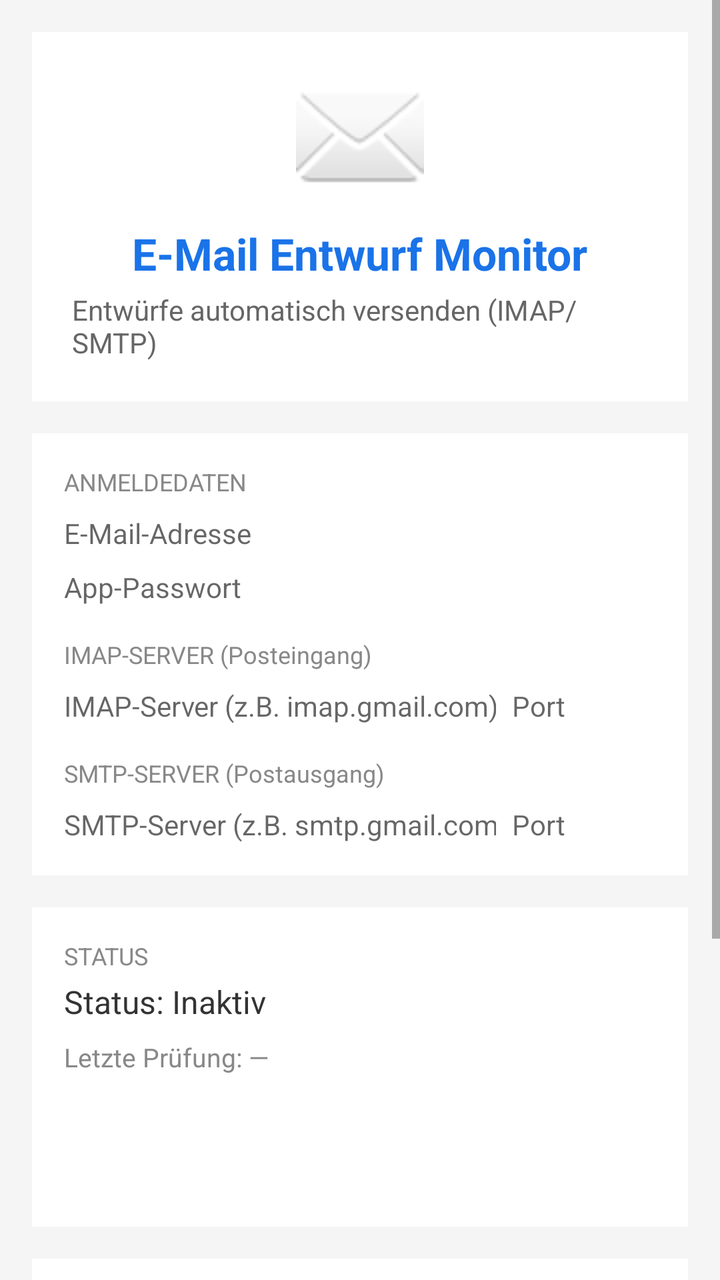
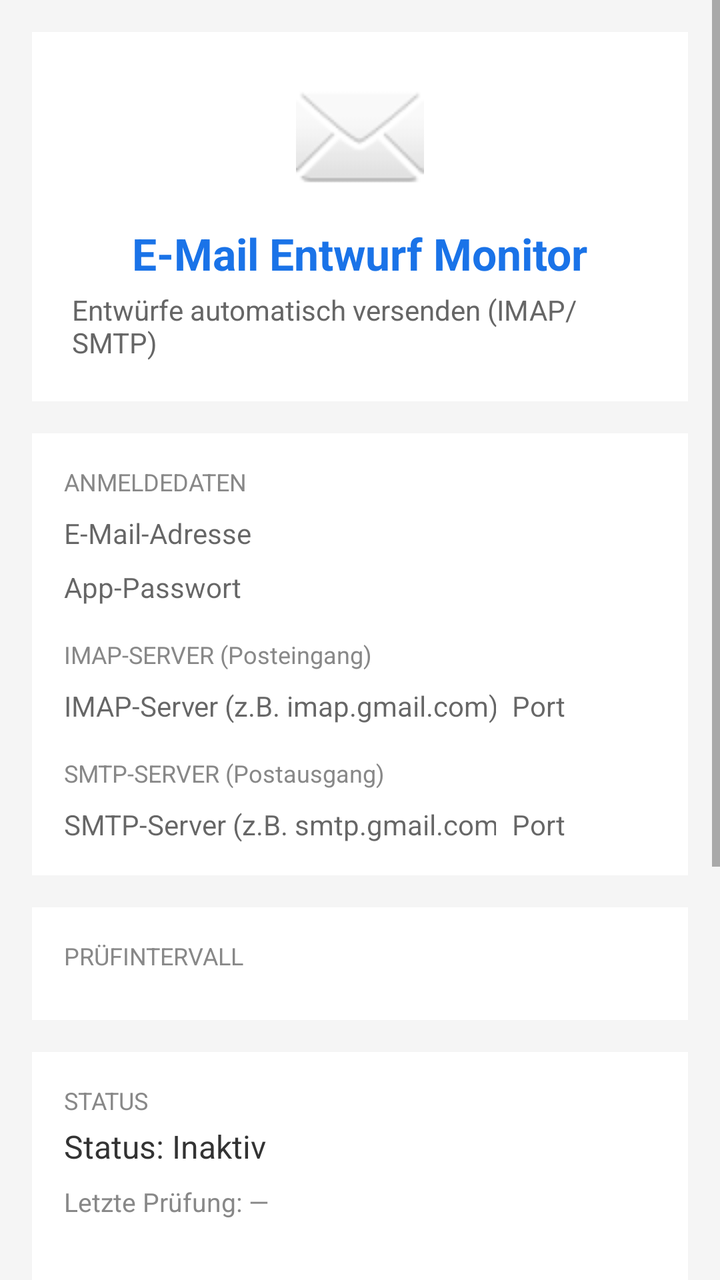

Two renders of the same Android screen: before a commit and after it. Below are the layout's source before the change and the commit's diff.
<!-- AndroidManifest.xml: application theme AppTheme -->
<!-- res/layout/activity_main.xml -->
<?xml version="1.0" encoding="utf-8"?>
<ScrollView
    xmlns:android="http://schemas.android.com/apk/res/android"
    android:layout_width="match_parent"
    android:layout_height="match_parent"
    android:background="#F5F5F5">

    <LinearLayout
        android:layout_width="match_parent"
        android:layout_height="wrap_content"
        android:orientation="vertical"
        android:padding="16dp">

        
        <LinearLayout
            android:layout_width="match_parent"
            android:layout_height="wrap_content"
            android:orientation="vertical"
            android:padding="20dp"
            android:gravity="center"
            android:background="#FFFFFF"
            android:layout_marginBottom="16dp">

            <ImageView
                android:layout_width="64dp"
                android:layout_height="64dp"
                android:src="@android:drawable/ic_dialog_email"
                android:contentDescription="Email Icon"
                android:layout_marginBottom="12dp" />

            <TextView
                android:layout_width="wrap_content"
                android:layout_height="wrap_content"
                android:text="E-Mail Entwurf Monitor"
                android:textSize="22sp"
                android:textStyle="bold"
                android:textColor="#1A73E8" />

            <TextView
                android:layout_width="wrap_content"
                android:layout_height="wrap_content"
                android:text="Entwürfe automatisch versenden (IMAP/SMTP)"
                android:textSize="14sp"
                android:textColor="#666666"
                android:layout_marginTop="4dp" />

        </LinearLayout>

        
        <LinearLayout
            android:layout_width="match_parent"
            android:layout_height="wrap_content"
            android:orientation="vertical"
            android:padding="16dp"
            android:background="#FFFFFF"
            android:layout_marginBottom="16dp">

            <TextView
                android:layout_width="wrap_content"
                android:layout_height="wrap_content"
                android:text="ANMELDEDATEN"
                android:textSize="12sp"
                android:textColor="#888888"
                android:layout_marginBottom="8dp" />

            <EditText
                android:id="@+id/emailEditText"
                android:layout_width="match_parent"
                android:layout_height="wrap_content"
                android:hint="E-Mail-Adresse"
                android:inputType="textEmailAddress"
                android:layout_marginBottom="8dp" />

            <EditText
                android:id="@+id/passwordEditText"
                android:layout_width="match_parent"
                android:layout_height="wrap_content"
                android:hint="App-Passwort"
                android:inputType="textPassword"
                android:layout_marginBottom="16dp" />

            <TextView
                android:layout_width="wrap_content"
                android:layout_height="wrap_content"
                android:text="IMAP-SERVER (Posteingang)"
                android:textSize="12sp"
                android:textColor="#888888"
                android:layout_marginBottom="8dp" />

            <LinearLayout
                android:layout_width="match_parent"
                android:layout_height="wrap_content"
                android:orientation="horizontal"
                android:layout_marginBottom="16dp">

                <EditText
                    android:id="@+id/imapHostEditText"
                    android:layout_width="0dp"
                    android:layout_height="wrap_content"
                    android:layout_weight="3"
                    android:hint="IMAP-Server (z.B. imap.gmail.com)"
                    android:inputType="textNoSuggestions"
                    android:layout_marginEnd="8dp" />

                <EditText
                    android:id="@+id/imapPortEditText"
                    android:layout_width="0dp"
                    android:layout_height="wrap_content"
                    android:layout_weight="1"
                    android:hint="Port"
                    android:inputType="number" />

            </LinearLayout>

            <TextView
                android:layout_width="wrap_content"
                android:layout_height="wrap_content"
                android:text="SMTP-SERVER (Postausgang)"
                android:textSize="12sp"
                android:textColor="#888888"
                android:layout_marginBottom="8dp" />

            <LinearLayout
                android:layout_width="match_parent"
                android:layout_height="wrap_content"
                android:orientation="horizontal">

                <EditText
                    android:id="@+id/smtpHostEditText"
                    android:layout_width="0dp"
                    android:layout_height="wrap_content"
                    android:layout_weight="3"
                    android:hint="SMTP-Server (z.B. smtp.gmail.com)"
                    android:inputType="textNoSuggestions"
                    android:layout_marginEnd="8dp" />

                <EditText
                    android:id="@+id/smtpPortEditText"
                    android:layout_width="0dp"
                    android:layout_height="wrap_content"
                    android:layout_weight="1"
                    android:hint="Port"
                    android:inputType="number" />

            </LinearLayout>

        </LinearLayout>

        
        <LinearLayout
            android:layout_width="match_parent"
            android:layout_height="wrap_content"
            android:orientation="vertical"
            android:padding="16dp"
            android:background="#FFFFFF"
            android:layout_marginBottom="16dp">

            <TextView
                android:layout_width="wrap_content"
                android:layout_height="wrap_content"
                android:text="STATUS"
                android:textSize="12sp"
                android:textColor="#888888" />

            <TextView
                android:id="@+id/statusTextView"
                android:layout_width="match_parent"
                android:layout_height="wrap_content"
                android:text="Status: Inaktiv"
                android:textSize="16sp"
                android:textColor="#333333"
                android:layout_marginTop="4dp"
                android:layout_marginBottom="8dp" />

            <TextView
                android:id="@+id/lastCheckTextView"
                android:layout_width="match_parent"
                android:layout_height="wrap_content"
                android:text="Letzte Prüfung: —"
                android:textSize="13sp"
                android:textColor="#888888"
                android:layout_marginBottom="12dp" />

            <Button
                android:id="@+id/startStopButton"
                android:layout_width="match_parent"
                android:layout_height="48dp"
                android:text="Speichern &amp; Überwachung starten"
                android:textColor="#FFFFFF"
                android:textSize="14sp" />

        </LinearLayout>

        
        <LinearLayout
            android:layout_width="match_parent"
            android:layout_height="wrap_content"
            android:orientation="vertical"
            android:padding="16dp"
            android:background="#FFFFFF">

            <TextView
                android:layout_width="wrap_content"
                android:layout_height="wrap_content"
                android:text="INFORMATION"
                android:textSize="12sp"
                android:textColor="#888888"
                android:layout_marginBottom="8dp" />

            <TextView
                android:layout_width="match_parent"
                android:layout_height="wrap_content"
                android:text="&#8226; Überprüft alle 5 Minuten den Entwurfsordner per IMAP\n&#8226; Gefundene Entwürfe werden automatisch per SMTP gesendet\n&#8226; Für Gmail: App-Passwort unter Konto &#8250; Sicherheit &#8250; App-Passwörter generieren\n&#8226; Gmail IMAP: imap.gmail.com:993, SMTP: smtp.gmail.com:587\n&#8226; Die App arbeitet auch im Hintergrund\n&#8226; Überwachung startet automatisch nach Geräteneustart"
                android:textSize="13sp"
                android:textColor="#555555" />

        </LinearLayout>

    </LinearLayout>
</ScrollView>
<!-- resources referenced by this layout -->
<resources>
  <style name="AppTheme" parent="android:Theme.Material.Light.NoActionBar">
          <item name="android:colorPrimary">@color/colorPrimary</item>
          <item name="android:colorPrimaryDark">@color/colorPrimaryDark</item>
          <item name="android:colorAccent">@color/colorAccent</item>
          <item name="android:windowBackground">@color/colorBackground</item>
      </style>
  <color name="colorPrimary">#1A73E8</color>
  <color name="colorPrimaryDark">#1557B0</color>
  <color name="colorAccent">#34A853</color>
  <color name="colorBackground">#F5F5F5</color>
</resources>

<!-- the commit's change to res/layout/activity_main.xml (unified diff, before → after) -->
@@ -158,6 +158,30 @@
             <TextView
                 android:layout_width="wrap_content"
                 android:layout_height="wrap_content"
+                android:text="PRÜFINTERVALL"
+                android:textSize="12sp"
+                android:textColor="#888888"
+                android:layout_marginBottom="8dp" />
+
+            <Spinner
+                android:id="@+id/intervalSpinner"
+                android:layout_width="match_parent"
+                android:layout_height="wrap_content" />
+
+        </LinearLayout>
+
+        
+        <LinearLayout
+            android:layout_width="match_parent"
+            android:layout_height="wrap_content"
+            android:orientation="vertical"
+            android:padding="16dp"
+            android:background="#FFFFFF"
+            android:layout_marginBottom="16dp">
+
+            <TextView
+                android:layout_width="wrap_content"
+                android:layout_height="wrap_content"
                 android:text="STATUS"
                 android:textSize="12sp"
                 android:textColor="#888888" />
